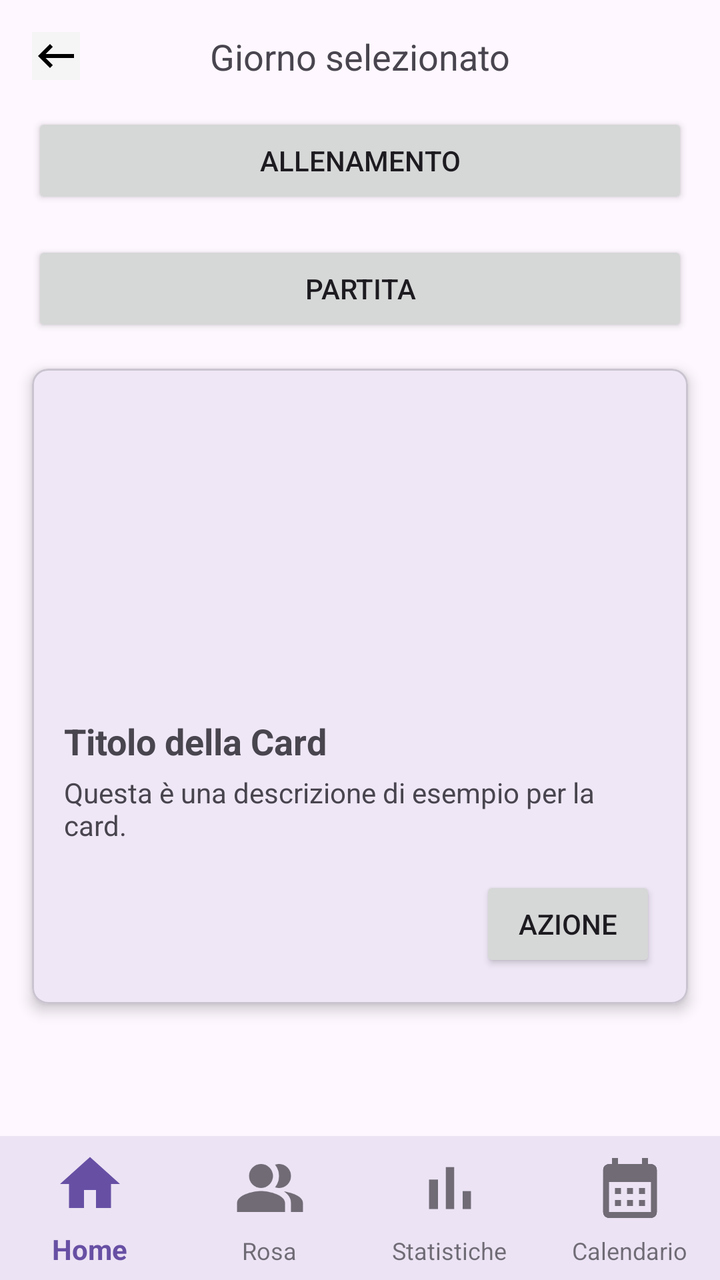
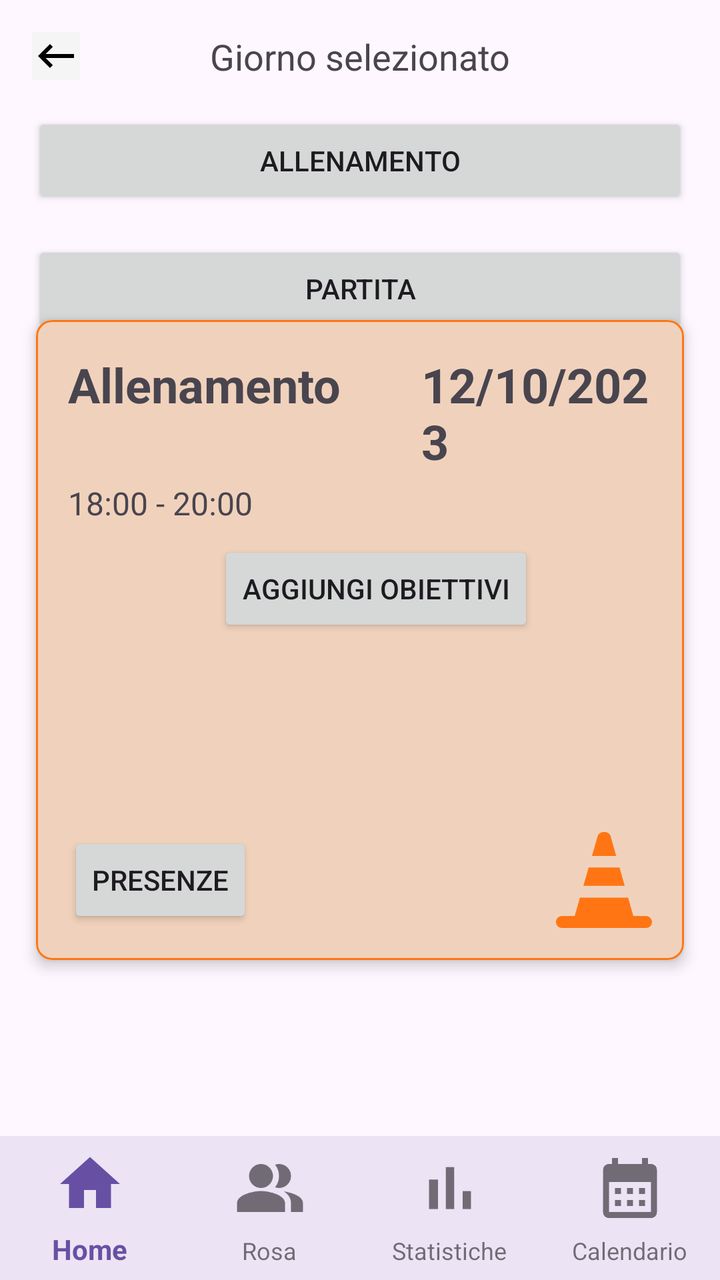

The first picture is an Android layout as it rendered before a commit; the second is the same layout after the commit. The layout source and the unified diff follow.
<!-- AndroidManifest.xml: application theme Theme.YouCoach -->
<!-- res/layout/activity_dettaglio_giorno.xml -->
<androidx.constraintlayout.widget.ConstraintLayout
    xmlns:android="http://schemas.android.com/apk/res/android"
    xmlns:app="http://schemas.android.com/apk/res-auto"
    android:layout_width="match_parent"
    android:layout_height="match_parent">



    <ImageButton
        android:id="@+id/back_button"
        android:layout_width="wrap_content"
        android:layout_height="wrap_content"
        android:layout_marginStart="16dp"
        android:layout_marginTop="16dp"
        android:background="@color/background_grey"
        android:src="@drawable/arrow_back"
        app:layout_constraintStart_toStartOf="parent"
        app:layout_constraintTop_toTopOf="parent" />
    
    <TextView
        android:id="@+id/txtDay"
        android:layout_width="wrap_content"
        android:layout_height="wrap_content"
        android:text="Giorno selezionato"
        android:textSize="18sp"
        android:layout_marginBottom="16dp"
        android:layout_marginTop="16dp"
        app:layout_constraintTop_toTopOf="parent"
        app:layout_constraintStart_toStartOf="parent"
        app:layout_constraintEnd_toEndOf="parent" />

    
    <Button
        android:id="@+id/btnTraining"
        android:layout_width="0dp"
        android:layout_height="wrap_content"
        android:text="Allenamento"
        app:layout_constraintTop_toBottomOf="@id/txtDay"
        app:layout_constraintStart_toStartOf="parent"
        app:layout_constraintEnd_toEndOf="parent"
        android:layout_marginEnd="16dp"
        android:layout_marginStart="16dp"
        android:layout_marginTop="16dp" />

    
    <Button
        android:id="@+id/btnMatch"
        android:layout_width="0dp"
        android:layout_height="wrap_content"
        android:text="Partita"
        app:layout_constraintTop_toBottomOf="@id/btnTraining"
        app:layout_constraintStart_toStartOf="parent"
        app:layout_constraintEnd_toEndOf="parent"
        android:layout_marginEnd="16dp"
        android:layout_marginStart="16dp"
        android:layout_marginTop="16dp" />

    



    <com.google.android.material.card.MaterialCardView
        app:layout_constraintTop_toBottomOf="@+id/btnMatch"
        android:layout_width="match_parent"
        android:layout_height="wrap_content"
        android:layout_margin="16dp"
        app:cardCornerRadius="8dp"
        app:cardElevation="4dp"
        app:strokeWidth="1dp">

        
        <LinearLayout
            android:layout_width="match_parent"
            android:layout_height="wrap_content"
            android:orientation="vertical"
            android:padding="16dp">

            
            <ImageView
                android:id="@+id/card_image"
                android:layout_width="match_parent"
                android:layout_height="150dp"
                android:scaleType="centerCrop"/>

            
            <TextView
                android:id="@+id/card_title"
                android:layout_width="match_parent"
                android:layout_height="wrap_content"
                android:text="Titolo della Card"
                android:textSize="18sp"
                android:textStyle="bold"
                android:layout_marginTop="8dp" />

            
            <TextView
                android:id="@+id/card_description"
                android:layout_width="match_parent"
                android:layout_height="wrap_content"
                android:text="Questa è una descrizione di esempio per la card."
                android:textSize="14sp"
                android:layout_marginTop="4dp" />

            
            <Button
                android:id="@+id/card_button"
                android:layout_width="wrap_content"
                android:layout_height="wrap_content"
                android:text="Azione"
                android:layout_marginTop="16dp"
                android:layout_gravity="end" />

        </LinearLayout>

    </com.google.android.material.card.MaterialCardView>

    <com.google.android.material.bottomnavigation.BottomNavigationView
        android:id="@+id/bottom_navigation"
        android:layout_width="0dp"
        android:layout_height="72dp"
        android:background="?android:attr/windowBackground"
        app:labelVisibilityMode="labeled"
        app:menu="@menu/bottom_nav_menu"
        style="@style/BottomNavigationViewStyle"
        app:layout_constraintBottom_toBottomOf="parent"
        app:layout_constraintStart_toStartOf="parent"
        app:layout_constraintEnd_toEndOf="parent" />

</androidx.constraintlayout.widget.ConstraintLayout>
<!-- resources referenced by this layout -->
<resources>
  <color name="background_grey">#F5F5F5</color>
  <!-- drawable arrow_back (drawable) -->
  <vector xmlns:android="http://schemas.android.com/apk/res/android" android:autoMirrored="true" android:height="24dp" android:tint="#000000" android:viewportHeight="24" android:viewportWidth="24" android:width="24dp">
        
      <path android:fillColor="@android:color/white" android:pathData="M21,11H6.83l3.58,-3.59L9,6l-6,6 6,6 1.41,-1.41L6.83,13H21z"/>
      
  </vector>
  <style name="BottomNavigationViewStyle" parent="Widget.MaterialComponents.BottomNavigationView">
          <item name="itemIconSize">36dp</item> 
          <item name="itemTextAppearanceActive">@style/ActiveTextStyle</item> 
          <item name="itemTextAppearanceInactive">@style/InactiveTextStyle</item> 
      </style>
  <style name="Theme.YouCoach" parent="Base.Theme.YouCoach" />
  <style name="ActiveTextStyle" parent="TextAppearance.AppCompat.Small">
          <item name="android:textSize">14sp</item>
      </style>
  <style name="InactiveTextStyle" parent="TextAppearance.AppCompat.Small">
          <item name="android:textSize">12sp</item>
      </style>
  <style name="Base.Theme.YouCoach" parent="Theme.Material3.DayNight.NoActionBar">
          
          
      </style>
</resources>

<!-- the commit's change to res/layout/activity_dettaglio_giorno.xml (unified diff, before → after) -->
@@ -60,57 +60,115 @@
 
 
     <com.google.android.material.card.MaterialCardView
-        app:layout_constraintTop_toBottomOf="@+id/btnMatch"
-        android:layout_width="match_parent"
-        android:layout_height="wrap_content"
-        android:layout_margin="16dp"
+        android:layout_width="0dp"
+        android:layout_height="0dp"
+        app:layout_constraintWidth_percent="0.9"
+        app:layout_constraintHeight_percent="0.5"
+        app:layout_constraintTop_toTopOf="parent"
+        app:layout_constraintBottom_toBottomOf="parent"
+        app:layout_constraintStart_toStartOf="parent"
+        app:layout_constraintEnd_toEndOf="parent"
         app:cardCornerRadius="8dp"
+        app:cardBackgroundColor="@color/background_training_card"
         app:cardElevation="4dp"
-        app:strokeWidth="1dp">
+        app:strokeWidth="1dp"
+        app:strokeColor="@color/background_orange">
 
-        
-        <LinearLayout
+
+        <androidx.constraintlayout.widget.ConstraintLayout
             android:layout_width="match_parent"
-            android:layout_height="wrap_content"
-            android:orientation="vertical"
+            android:layout_height="match_parent"
             android:padding="16dp">
-
-            
-            <ImageView
-                android:id="@+id/card_image"
-                android:layout_width="match_parent"
-                android:layout_height="150dp"
-                android:scaleType="centerCrop"/>
 
             
             <TextView
                 android:id="@+id/card_title"
-                android:layout_width="match_parent"
+                android:layout_width="0dp"
                 android:layout_height="wrap_content"
-                android:text="Titolo della Card"
-                android:textSize="18sp"
+                android:text="Allenamento"
+                android:textSize="24sp"
                 android:textStyle="bold"
-                android:layout_marginTop="8dp" />
+                app:layout_constraintTop_toTopOf="parent"
+                app:layout_constraintStart_toStartOf="parent"/>
 
             
             <TextView
-                android:id="@+id/card_description"
-                android:layout_width="match_parent"
+                android:id="@+id/card_date"
+                android:layout_width="0dp"
                 android:layout_height="wrap_content"
-                android:text="Questa è una descrizione di esempio per la card."
-                android:textSize="14sp"
-                android:layout_marginTop="4dp" />
+                android:text="12/10/2023"
+                android:textSize="24sp"
+                android:textStyle="bold"
+                android:layout_marginStart="40dp"
+                app:layout_constraintTop_toTopOf="parent"
+                app:layout_constraintStart_toEndOf="@+id/card_title"
+                app:layout_constraintEnd_toEndOf="parent" />
+
+            
+            <TextView
+                android:id="@+id/card_time"
+                android:layout_width="0dp"
+                android:layout_height="wrap_content"
+                android:text="18:00 - 20:00"
+                android:textSize="16dp"
+                android:layout_marginTop="4dp"
+                app:layout_constraintTop_toBottomOf="@id/card_date"
+                app:layout_constraintStart_toStartOf="parent"
+                app:layout_constraintEnd_toEndOf="parent" />
+
+            
+            <androidx.constraintlayout.widget.ConstraintLayout
+                android:layout_width="wrap_content"
+                android:layout_height="wrap_content"
+                android:layout_marginTop="8dp"
+                app:layout_constraintTop_toBottomOf="@id/card_time"
+                app:layout_constraintStart_toStartOf="parent"
+                app:layout_constraintEnd_toEndOf="parent">
+
+                
+                <androidx.recyclerview.widget.RecyclerView
+                    android:id="@+id/recycler_goals"
+                    android:layout_width="0dp"
+                    android:layout_height="wrap_content"
+                    app:layout_constraintTop_toTopOf="parent"
+                    app:layout_constraintStart_toStartOf="parent"
+                    app:layout_constraintBottom_toBottomOf="parent" />
+
+                
+                <Button
+                    android:id="@+id/btn_add_goal"
+                    android:layout_width="wrap_content"
+                    android:layout_height="wrap_content"
+                    android:text="Aggiungi obiettivi"
+                    android:layout_marginStart="16dp"
+                    app:layout_constraintTop_toTopOf="parent"
+                    app:layout_constraintStart_toEndOf="@+id/recycler_goals"
+                    app:layout_constraintEnd_toEndOf="parent"
+                    app:layout_constraintBottom_toBottomOf="parent" />
+
+            </androidx.constraintlayout.widget.ConstraintLayout>
 
             
             <Button
                 android:id="@+id/card_button"
                 android:layout_width="wrap_content"
                 android:layout_height="wrap_content"
-                android:text="Azione"
+                android:text="Presenze"
                 android:layout_marginTop="16dp"
-                android:layout_gravity="end" />
+                app:layout_constraintBottom_toBottomOf="parent"
+                app:layout_constraintStart_toStartOf="parent" />
 
-        </LinearLayout>
+            
+            <ImageView
+                android:id="@+id/training_icon"
+                android:layout_width="wrap_content"
+                android:layout_height="wrap_content"
+                android:src="@drawable/training_cone"
+                android:layout_marginTop="16dp"
+                app:layout_constraintEnd_toEndOf="parent"
+                app:layout_constraintBottom_toBottomOf="parent" />
+
+        </androidx.constraintlayout.widget.ConstraintLayout>
 
     </com.google.android.material.card.MaterialCardView>
 
<!-- resource entries referenced after the edit -->
@@ -1,10 +1,18 @@
 <!-- resources referenced by this layout -->
 <resources>
   <color name="background_grey">#F5F5F5</color>
+  <color name="background_orange">#ff7514</color>
+  <color name="background_training_card">#f0d2bc</color>
   <!-- drawable arrow_back (drawable) -->
   <vector xmlns:android="http://schemas.android.com/apk/res/android" android:autoMirrored="true" android:height="24dp" android:tint="#000000" android:viewportHeight="24" android:viewportWidth="24" android:width="24dp">
         
       <path android:fillColor="@android:color/white" android:pathData="M21,11H6.83l3.58,-3.59L9,6l-6,6 6,6 1.41,-1.41L6.83,13H21z"/>
+      
+  </vector>
+  <!-- drawable training_cone (drawable) -->
+  <vector xmlns:android="http://schemas.android.com/apk/res/android" android:height="47.867188dp" android:viewportHeight="122.54" android:viewportWidth="122.88" android:width="48dp">
+        
+      <path android:fillColor="#ff7514" android:fillType="evenOdd" android:pathData="M7.68,107.18h16.25l6.72,-23.29H92.3l6.65,23.29h16.25c4.22,0 7.68,3.46 7.68,7.68v0c0,4.22 -3.46,7.68 -7.68,7.68H7.68c-4.22,0 -7.68,-3.46 -7.68,-7.68v0C0,110.64 3.46,107.18 7.68,107.18L7.68,107.18zM35.05,68.64l6.74,-23.36h39.49l6.67,23.36H35.05L35.05,68.64zM46.04,30.55l7.45,-25.81c2.5,-6.31 13.92,-6.33 16.23,0.05l7.35,25.76H46.04L46.04,30.55z"/>
       
   </vector>
   <style name="BottomNavigationViewStyle" parent="Widget.MaterialComponents.BottomNavigationView">
